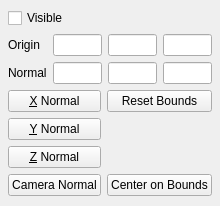
The window that Qt/Components/Resources/UI/pqImplicitPlaneWidget.ui (wildmichael/ParaView3-enhancements-old) describes before a commit, drawn with Qt 5.
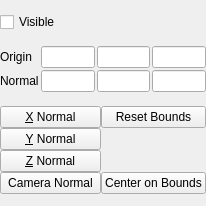
The same window after the commit.

The edit to the form file:
```diff
--- a/Qt/Components/Resources/UI/pqImplicitPlaneWidget.ui
+++ b/Qt/Components/Resources/UI/pqImplicitPlaneWidget.ui
@@ -17,10 +17,10 @@
   </property>
   <layout class="QVBoxLayout" >
    <property name="margin" >
-    <number>8</number>
+    <number>0</number>
    </property>
    <property name="spacing" >
-    <number>6</number>
+    <number>2</number>
    </property>
    <item>
     <widget class="QCheckBox" name="show3DWidget" >
@@ -35,7 +35,7 @@
       <number>0</number>
      </property>
      <property name="spacing" >
-      <number>6</number>
+      <number>2</number>
      </property>
      <item row="1" column="0" >
       <widget class="QLabel" name="label" >
@@ -77,7 +77,7 @@
       <number>0</number>
      </property>
      <property name="spacing" >
-      <number>6</number>
+      <number>0</number>
      </property>
      <item row="0" column="1" >
       <widget class="QPushButton" name="resetBounds" >
```
